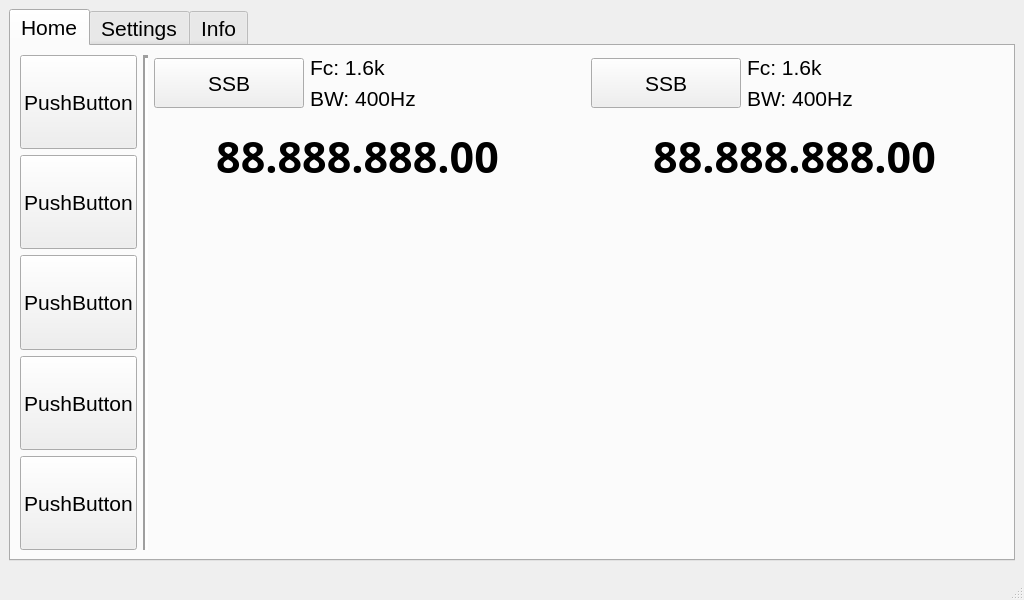
First picture: the form in mainwindow.ui, repository M0WUT/Microwave_SDR_GUI, before the edit.
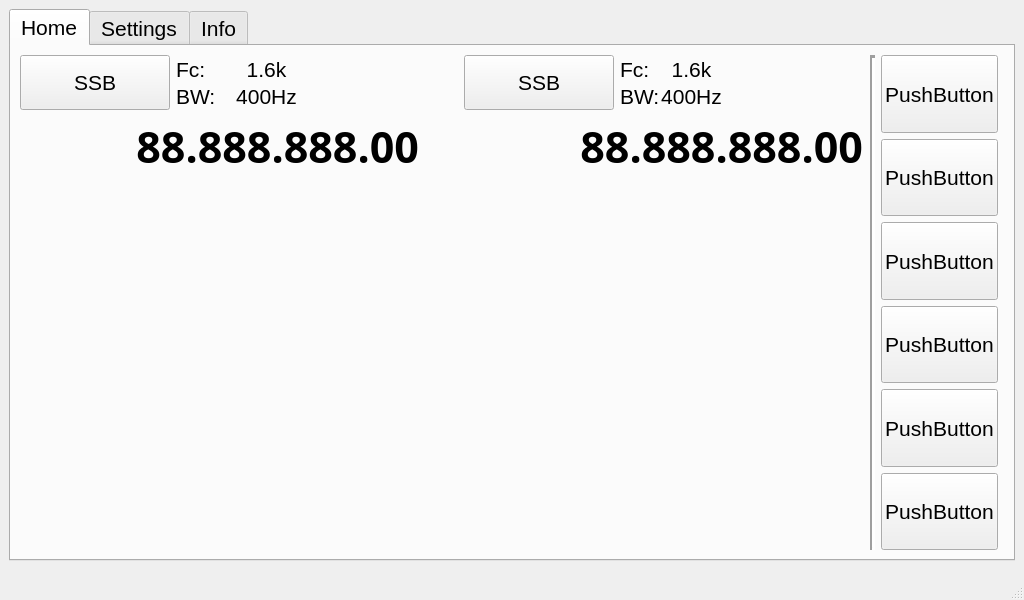
Second picture: the form after the edit. Icons and pictures are not drawn.

```diff
--- a/mainwindow.ui
+++ b/mainwindow.ui
@@ -55,97 +55,6 @@
          <layout class="QHBoxLayout" name="horizontalLayout_8">
           <item>
            <layout class="QHBoxLayout" name="horizontalLayout_6">
-            <item>
-             <layout class="QVBoxLayout" name="verticalLayout_11">
-              <item>
-               <widget class="QPushButton" name="pushButton">
-                <property name="sizePolicy">
-                 <sizepolicy hsizetype="Expanding" vsizetype="Expanding">
-                  <horstretch>0</horstretch>
-                  <verstretch>0</verstretch>
-                 </sizepolicy>
-                </property>
-                <property name="text">
-                 <string>PushButton</string>
-                </property>
-                <property name="checkable">
-                 <bool>false</bool>
-                </property>
-                <property name="checked">
-                 <bool>false</bool>
-                </property>
-               </widget>
-              </item>
-              <item>
-               <widget class="QPushButton" name="pushButton_5">
-                <property name="sizePolicy">
-                 <sizepolicy hsizetype="Minimum" vsizetype="Expanding">
-                  <horstretch>0</horstretch>
-                  <verstretch>0</verstretch>
-                 </sizepolicy>
-                </property>
-                <property name="text">
-                 <string>PushButton</string>
-                </property>
-               </widget>
-              </item>
-              <item>
-               <widget class="QPushButton" name="pushButton_4">
-                <property name="sizePolicy">
-                 <sizepolicy hsizetype="Minimum" vsizetype="Expanding">
-                  <horstretch>0</horstretch>
-                  <verstretch>0</verstretch>
-                 </sizepolicy>
-                </property>
-                <property name="text">
-                 <string>PushButton</string>
-                </property>
-               </widget>
-              </item>
-              <item>
-               <widget class="QPushButton" name="pushButton_3">
-                <property name="sizePolicy">
-                 <sizepolicy hsizetype="Minimum" vsizetype="Expanding">
-                  <horstretch>0</horstretch>
-                  <verstretch>0</verstretch>
-                 </sizepolicy>
-                </property>
-                <property name="text">
-                 <string>PushButton</string>
-                </property>
-               </widget>
-              </item>
-              <item>
-               <widget class="QPushButton" name="pushButton_2">
-                <property name="sizePolicy">
-                 <sizepolicy hsizetype="Expanding" vsizetype="Expanding">
-                  <horstretch>0</horstretch>
-                  <verstretch>0</verstretch>
-                 </sizepolicy>
-                </property>
-                <property name="text">
-                 <string>PushButton</string>
-                </property>
-               </widget>
-              </item>
-             </layout>
-            </item>
-            <item>
-             <widget class="Line" name="line_2">
-              <property name="minimumSize">
-               <size>
-                <width>5</width>
-                <height>0</height>
-               </size>
-              </property>
-              <property name="lineWidth">
-               <number>3</number>
-              </property>
-              <property name="orientation">
-               <enum>Qt::Vertical</enum>
-              </property>
-             </widget>
-            </item>
             <item>
              <layout class="QVBoxLayout" name="verticalLayout_12">
               <item>
@@ -157,7 +66,7 @@
                     <item>
                      <widget class="QPushButton" name="button_A_mode">
                       <property name="sizePolicy">
-                       <sizepolicy hsizetype="Fixed" vsizetype="Fixed">
+                       <sizepolicy hsizetype="Fixed" vsizetype="Minimum">
                         <horstretch>0</horstretch>
                         <verstretch>0</verstretch>
                        </sizepolicy>
@@ -174,72 +83,87 @@
                      </widget>
                     </item>
                     <item>
-                     <layout class="QVBoxLayout" name="verticalLayout_9">
-                      <item>
-                       <widget class="QLabel" name="label_16">
+                     <layout class="QGridLayout" name="gridLayout">
+                      <property name="sizeConstraint">
+                       <enum>QLayout::SetMinimumSize</enum>
+                      </property>
+                      <property name="spacing">
+                       <number>0</number>
+                      </property>
+                      <item row="3" column="0">
+                       <widget class="QLabel" name="label_3">
                         <property name="sizePolicy">
-                         <sizepolicy hsizetype="Fixed" vsizetype="Fixed">
+                         <sizepolicy hsizetype="Minimum" vsizetype="Minimum">
                           <horstretch>0</horstretch>
                           <verstretch>0</verstretch>
                          </sizepolicy>
                         </property>
-                        <property name="minimumSize">
-                         <size>
-                          <width>0</width>
-                          <height>25</height>
-                         </size>
+                        <property name="text">
+                         <string>BW:</string>
                         </property>
+                       </widget>
+                      </item>
+                      <item row="2" column="0">
+                       <widget class="QLabel" name="label_5">
+                        <property name="sizePolicy">
+                         <sizepolicy hsizetype="Minimum" vsizetype="Minimum">
+                          <horstretch>0</horstretch>
+                          <verstretch>0</verstretch>
+                         </sizepolicy>
+                        </property>
+                        <property name="text">
+                         <string>Fc:</string>
+                        </property>
+                       </widget>
+                      </item>
+                      <item row="2" column="1">
+                       <widget class="QPushButton" name="button_A_fc">
+                        <property name="sizePolicy">
+                         <sizepolicy hsizetype="Minimum" vsizetype="Minimum">
+                          <horstretch>0</horstretch>
+                          <verstretch>0</verstretch>
+                         </sizepolicy>
+                        </property>
                         <property name="font">
                          <font>
                           <pointsize>16</pointsize>
                          </font>
                         </property>
+                        <property name="styleSheet">
+                         <string notr="true">background-color: transparent;
+border: 1px solid transparent;</string>
+                        </property>
                         <property name="text">
-                         <string>Fc: 1.6k</string>
+                         <string>1.6k</string>
                         </property>
                        </widget>
                       </item>
-                      <item>
-                       <widget class="QLabel" name="label_17">
+                      <item row="3" column="1">
+                       <widget class="QPushButton" name="button_A_bw">
                         <property name="sizePolicy">
-                         <sizepolicy hsizetype="Fixed" vsizetype="Fixed">
+                         <sizepolicy hsizetype="Minimum" vsizetype="Minimum">
                           <horstretch>0</horstretch>
                           <verstretch>0</verstretch>
                          </sizepolicy>
                         </property>
-                        <property name="minimumSize">
-                         <size>
-                          <width>0</width>
-                          <height>25</height>
-                         </size>
-                        </property>
                         <property name="font">
                          <font>
                           <pointsize>16</pointsize>
                          </font>
                         </property>
+                        <property name="styleSheet">
+                         <string notr="true">background-color: transparent;
+border: 1px solid transparent;</string>
+                        </property>
                         <property name="text">
-                         <string>BW: 400Hz</string>
+                         <string>400Hz</string>
                         </property>
                        </widget>
                       </item>
                      </layout>
                     </item>
                     <item>
-                     <spacer name="horizontalSpacer_5">
-                      <property name="orientation">
-                       <enum>Qt::Horizontal</enum>
-                      </property>
-                      <property name="sizeHint" stdset="0">
-                       <size>
-                        <width>40</width>
-                        <height>20</height>
-                       </size>
-                      </property>
-                     </spacer>
-                    </item>
-                    <item>
-                     <widget class="QLabel" name="label_A_rx">
+                     <widget class="QPushButton" name="button_A_rx">
                       <property name="sizePolicy">
                        <sizepolicy hsizetype="Fixed" vsizetype="Fixed">
                         <horstretch>0</horstretch>
@@ -248,10 +172,14 @@
                       </property>
                       <property name="minimumSize">
                        <size>
-                        <width>54</width>
-                        <height>0</height>
+                        <width>55</width>
+                        <height>55</height>
                        </size>
                       </property>
+                      <property name="styleSheet">
+                       <string notr="true">background-color: transparent;
+border: 1px solid transparent;</string>
+                      </property>
                       <property name="text">
                        <string/>
                       </property>
@@ -261,7 +189,7 @@
                      </widget>
                     </item>
                     <item>
-                     <widget class="QLabel" name="label_A_tx">
+                     <widget class="QPushButton" name="button_A_tx">
                       <property name="sizePolicy">
                        <sizepolicy hsizetype="Fixed" vsizetype="Fixed">
                         <horstretch>0</horstretch>
@@ -270,10 +198,14 @@
                       </property>
                       <property name="minimumSize">
                        <size>
-                        <width>54</width>
-                        <height>0</height>
+                        <width>55</width>
+                        <height>55</height>
                        </size>
                       </property>
+                      <property name="styleSheet">
+                       <string notr="true">background-color: transparent;
+border: 1px solid transparent;</string>
+                      </property>
                       <property name="text">
                        <string/>
                       </property>
@@ -295,7 +227,7 @@
                     <property name="minimumSize">
                      <size>
                       <width>400</width>
-                      <height>78</height>
+                      <height>20</height>
                      </size>
                     </property>
                     <property name="font">
@@ -311,7 +243,8 @@
                     </property>
                     <property name="styleSheet">
                      <string notr="true">background-color: transparent;
-border: 1px solid transparent;</string>
+border: 1px solid transparent;
+Text-align: right</string>
                     </property>
                     <property name="text">
                      <string>88.888.888.00</string>
@@ -352,7 +285,7 @@
                     <item>
                      <widget class="QPushButton" name="button_A_mode_2">
                       <property name="sizePolicy">
-                       <sizepolicy hsizetype="Fixed" vsizetype="Fixed">
+                       <sizepolicy hsizetype="Fixed" vsizetype="Minimum">
                         <horstretch>0</horstretch>
                         <verstretch>0</verstretch>
                        </sizepolicy>
@@ -369,72 +302,99 @@
                      </widget>
                     </item>
                     <item>
-                     <layout class="QVBoxLayout" name="verticalLayout_10">
-                      <item>
-                       <widget class="QLabel" name="label_18">
+                     <layout class="QGridLayout" name="gridLayout_4">
+                      <property name="sizeConstraint">
+                       <enum>QLayout::SetMinimumSize</enum>
+                      </property>
+                      <property name="leftMargin">
+                       <number>0</number>
+                      </property>
+                      <property name="topMargin">
+                       <number>0</number>
+                      </property>
+                      <property name="rightMargin">
+                       <number>0</number>
+                      </property>
+                      <property name="bottomMargin">
+                       <number>0</number>
+                      </property>
+                      <property name="spacing">
+                       <number>0</number>
+                      </property>
+                      <item row="3" column="0">
+                       <widget class="QLabel" name="label_20">
                         <property name="sizePolicy">
-                         <sizepolicy hsizetype="Fixed" vsizetype="Fixed">
+                         <sizepolicy hsizetype="Minimum" vsizetype="Minimum">
                           <horstretch>0</horstretch>
                           <verstretch>0</verstretch>
                          </sizepolicy>
                         </property>
-                        <property name="minimumSize">
-                         <size>
-                          <width>0</width>
-                          <height>25</height>
-                         </size>
+                        <property name="text">
+                         <string>BW:</string>
                         </property>
+                       </widget>
+                      </item>
+                      <item row="3" column="1">
+                       <widget class="QPushButton" name="button_B_bw">
+                        <property name="sizePolicy">
+                         <sizepolicy hsizetype="Fixed" vsizetype="Minimum">
+                          <horstretch>0</horstretch>
+                          <verstretch>0</verstretch>
+                         </sizepolicy>
+                        </property>
                         <property name="font">
                          <font>
                           <pointsize>16</pointsize>
                          </font>
                         </property>
+                        <property name="styleSheet">
+                         <string notr="true">background-color: transparent;
+border: 1px solid transparent;</string>
+                        </property>
                         <property name="text">
-                         <string>Fc: 1.6k</string>
+                         <string>400Hz</string>
                         </property>
                        </widget>
                       </item>
-                      <item>
-                       <widget class="QLabel" name="label_19">
+                      <item row="2" column="0">
+                       <widget class="QLabel" name="label_21">
                         <property name="sizePolicy">
-                         <sizepolicy hsizetype="Fixed" vsizetype="Fixed">
+                         <sizepolicy hsizetype="Minimum" vsizetype="Minimum">
                           <horstretch>0</horstretch>
                           <verstretch>0</verstretch>
                          </sizepolicy>
                         </property>
-                        <property name="minimumSize">
-                         <size>
-                          <width>0</width>
-                          <height>25</height>
-                         </size>
+                        <property name="text">
+                         <string>Fc:</string>
                         </property>
+                       </widget>
+                      </item>
+                      <item row="2" column="1">
+                       <widget class="QPushButton" name="button_B_fc">
+                        <property name="sizePolicy">
+                         <sizepolicy hsizetype="Minimum" vsizetype="Minimum">
+                          <horstretch>0</horstretch>
+                          <verstretch>0</verstretch>
+                         </sizepolicy>
+                        </property>
                         <property name="font">
                          <font>
                           <pointsize>16</pointsize>
                          </font>
                         </property>
+                        <property name="styleSheet">
+                         <string notr="true">background-color: transparent;
+border: 1px solid transparent;</string>
+                        </property>
                         <property name="text">
-                         <string>BW: 400Hz</string>
+                         <string>1.6k</string>
                         </property>
                        </widget>
                       </item>
                      </layout>
                     </item>
                     <item>
-                     <spacer name="horizontalSpacer_4">
-                      <property name="orientation">
-                       <enum>Qt::Horizontal</enum>
-                      </property>
-                      <property name="sizeHint" stdset="0">
-                       <size>
-                        <width>40</width>
-                        <height>20</height>
-                       </size>
-                      </property>
-                     </spacer>
-                    </item>
-                    <item>
-                     <widget class="QLabel" name="label_A_rx_2">
+                     <widget class="QPushButton" name="button_B_rx">
                       <property name="sizePolicy">
                        <sizepolicy hsizetype="Fixed" vsizetype="Fixed">
                         <horstretch>0</horstretch>
@@ -443,10 +403,14 @@
                       </property>
                       <property name="minimumSize">
                        <size>
-                        <width>54</width>
-                        <height>0</height>
+                        <width>55</width>
+                        <height>55</height>
                        </size>
                       </property>
+                      <property name="styleSheet">
+                       <string notr="true">background-color: transparent;
+border: 1px solid transparent;</string>
+                      </property>
                       <property name="text">
                        <string/>
                       </property>
@@ -456,19 +420,23 @@
                      </widget>
                     </item>
                     <item>
-                     <widget class="QLabel" name="label_A_tx_2">
+                     <widget class="QPushButton" name="button_B_tx">
                       <property name="sizePolicy">
-                       <sizepolicy hsizetype="Fixed" vsizetype="Fixed">
+                       <sizepolicy hsizetype="Minimum" vsizetype="Minimum">
                         <horstretch>0</horstretch>
                         <verstretch>0</verstretch>
                        </sizepolicy>
                       </property>
                       <property name="minimumSize">
                        <size>
-                        <width>54</width>
-                        <height>0</height>
+                        <width>55</width>
+                        <height>55</height>
                        </size>
                       </property>
+                      <property name="styleSheet">
+                       <string notr="true">background-color: transparent;
+border: 1px solid transparent;</string>
+                      </property>
                       <property name="text">
                        <string/>
                       </property>
@@ -490,7 +458,7 @@
                     <property name="minimumSize">
                      <size>
                       <width>400</width>
-                      <height>78</height>
+                      <height>50</height>
                      </size>
                     </property>
                     <property name="font">
@@ -509,7 +477,8 @@
                     </property>
                     <property name="styleSheet">
                      <string notr="true">background-color: transparent;
-border: 1px solid transparent;</string>
+border: 1px solid transparent;
+Text-align: right</string>
                     </property>
                     <property name="text">
                      <string>88.888.888.00</string>
@@ -543,6 +512,110 @@
             </item>
            </layout>
           </item>
+          <item>
+           <widget class="Line" name="line_2">
+            <property name="minimumSize">
+             <size>
+              <width>5</width>
+              <height>0</height>
+             </size>
+            </property>
+            <property name="lineWidth">
+             <number>3</number>
+            </property>
+            <property name="orientation">
+             <enum>Qt::Vertical</enum>
+            </property>
+           </widget>
+          </item>
+          <item>
+           <layout class="QVBoxLayout" name="verticalLayout_11">
+            <item>
+             <widget class="QPushButton" name="pushButton">
+              <property name="sizePolicy">
+               <sizepolicy hsizetype="Expanding" vsizetype="Expanding">
+                <horstretch>0</horstretch>
+                <verstretch>0</verstretch>
+               </sizepolicy>
+              </property>
+              <property name="text">
+               <string>PushButton</string>
+              </property>
+              <property name="checkable">
+               <bool>false</bool>
+              </property>
+              <property name="checked">
+               <bool>false</bool>
+              </property>
+             </widget>
+            </item>
+            <item>
+             <widget class="QPushButton" name="pushButton_5">
+              <property name="sizePolicy">
+               <sizepolicy hsizetype="Minimum" vsizetype="Expanding">
+                <horstretch>0</horstretch>
+                <verstretch>0</verstretch>
+               </sizepolicy>
+              </property>
+              <property name="text">
+               <string>PushButton</string>
+              </property>
+             </widget>
+            </item>
+            <item>
+             <widget class="QPushButton" name="pushButton_4">
+              <property name="sizePolicy">
+               <sizepolicy hsizetype="Minimum" vsizetype="Expanding">
+                <horstretch>0</horstretch>
+                <verstretch>0</verstretch>
+               </sizepolicy>
+              </property>
+              <property name="text">
+               <string>PushButton</string>
+              </property>
+             </widget>
+            </item>
+            <item>
+             <widget class="QPushButton" name="pushButton_3">
+              <property name="sizePolicy">
+               <sizepolicy hsizetype="Minimum" vsizetype="Expanding">
+                <horstretch>0</horstretch>
+                <verstretch>0</verstretch>
+               </sizepolicy>
+              </property>
+              <property name="text">
+               <string>PushButton</string>
+              </property>
+             </widget>
+            </item>
+            <item>
+             <widget class="QPushButton" name="pushButton_6">
+              <property name="sizePolicy">
+               <sizepolicy hsizetype="Minimum" vsizetype="Expanding">
+                <horstretch>0</horstretch>
+                <verstretch>0</verstretch>
+               </sizepolicy>
+              </property>
+              <property name="text">
+               <string>PushButton</string>
+              </property>
+             </widget>
+            </item>
+            <item>
+             <widget class="QPushButton" name="pushButton_2">
+              <property name="sizePolicy">
+               <sizepolicy hsizetype="Expanding" vsizetype="Expanding">
+                <horstretch>0</horstretch>
+                <verstretch>0</verstretch>
+               </sizepolicy>
+              </property>
+              <property name="text">
+               <string>PushButton</string>
+              </property>
+             </widget>
+            </item>
+           </layout>
+          </item>
           <item>
            <widget class="Line" name="line">
             <property name="lineWidth">
```
Left out of the diff: 14 changed lines with no effect on the pictures.
